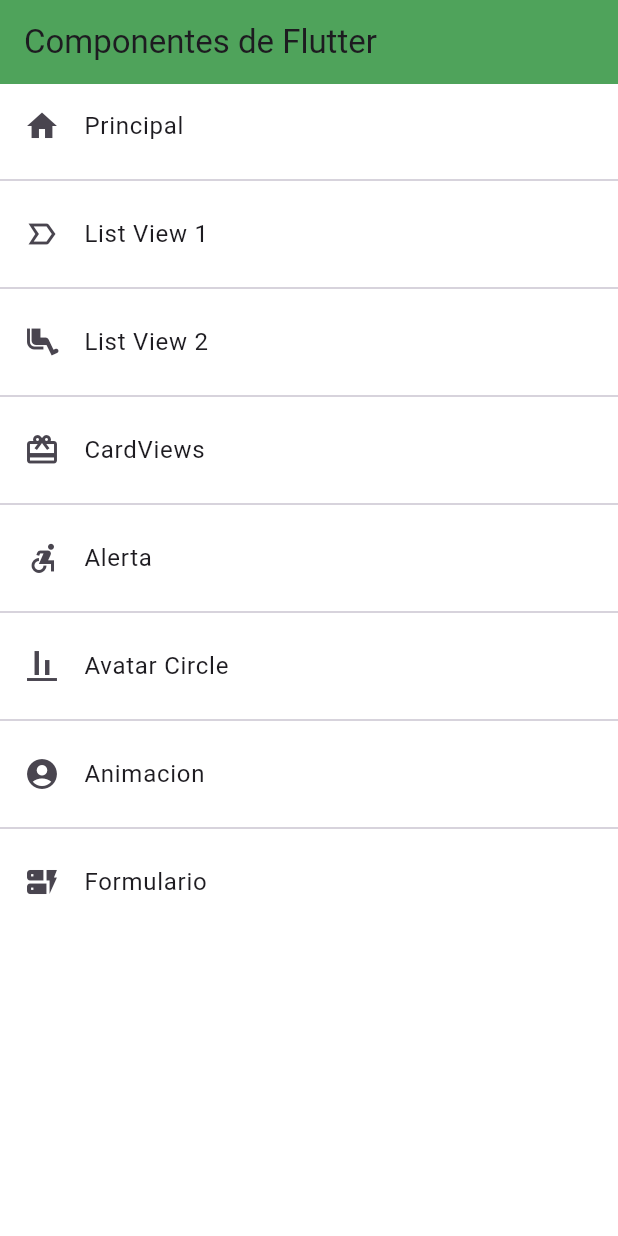
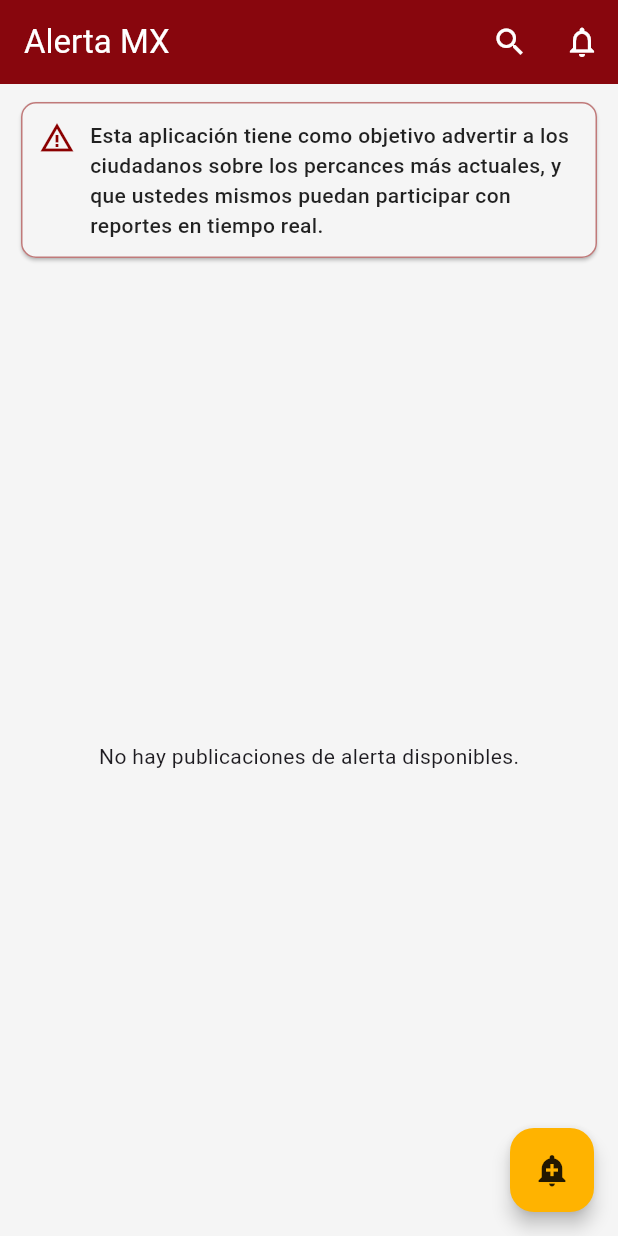
Before and after one commit to Effectedbloom17/programacionmovil, a Flutter app: the screen it shows after launch, on a phone screen of 412 x 824 dp. Run offline on Flutter 3.47's test engine with Material 3 defaults, Android fonts, the phone set to English and light mode, and no system bars; our stand-ins replace cloud_firestore, firebase_core; accounts and stored records are empty.

```diff
--- a/lib/pantallas/pantallainicio.dart
+++ b/lib/pantallas/pantallainicio.dart
@@ -1,29 +1,109 @@
 import 'package:flutter/material.dart';
-import 'package:flutter_application_2/pantallas/pantallas.dart';
-import 'package:flutter_application_2/rutas/router.dart';
+import 'package:flutter_application_2/widgets/post_card.dart';
+import 'package:flutter_application_2/servicios/firabase_con.dart';
 
 class PantallaInicio extends StatelessWidget {
   const PantallaInicio({super.key});
 
   @override
   Widget build(BuildContext context) {
+    final Color primaryColor = Theme.of(context).primaryColor;
+    final Color cardBackground = Colors.grey[100]!;
+
     return Scaffold(
-      appBar: AppBar(title: Text('Componentes de Flutter'), elevation: 10),
-      body: ListView.separated(
-        itemBuilder: (context, index) => ListTile(
-          title: Text(AppRouter.menuOp[index].nombre),
-          leading: Icon(AppRouter.menuOp[index].icono),
-          onTap: () {
-            final route = MaterialPageRoute(
-              builder: (BuildContext c) {
-                return Listview2();
+      appBar: AppBar(
+        title: const Text('Alerta MX'),
+        actions: [
+          IconButton(icon: const Icon(Icons.search), onPressed: () {}),
+          IconButton(
+            icon: const Icon(Icons.notifications_none),
+            onPressed: () {},
+          ),
+        ],
+      ),
+
+      body: Column(
+        crossAxisAlignment: CrossAxisAlignment.start,
+        children: [
+          // Widget de Propósito de la Aplicación (Fijo)
+          Padding(
+            padding: const EdgeInsets.symmetric(
+              horizontal: 10.0,
+              vertical: 8.0,
+            ),
+            child: Card(
+              color: cardBackground,
+              elevation: 1,
+              shape: RoundedRectangleBorder(
+                borderRadius: BorderRadius.circular(10.0),
+                side: BorderSide(
+                  color: primaryColor.withOpacity(0.5),
+                  width: 1,
+                ),
+              ),
+              child: Padding(
+                padding: const EdgeInsets.all(12.0),
+                child: Row(
+                  crossAxisAlignment: CrossAxisAlignment.start,
+                  children: [
+                    Icon(Icons.warning_amber, color: primaryColor, size: 24),
+                    const SizedBox(width: 10),
+                    const Expanded(
+                      child: Text(
+                        'Esta aplicación tiene como objetivo advertir a los ciudadanos sobre los percances más actuales, y que ustedes mismos puedan participar con reportes en tiempo real.',
+                        style: TextStyle(
+                          fontSize: 14,
+                          color: Colors.black87,
+                          fontWeight: FontWeight.w500,
+                          height: 1.4,
+                        ),
+                      ),
+                    ),
+                  ],
+                ),
+              ),
+            ),
+          ),
+
+          Expanded(
+            child: FutureBuilder<List<Map<String, dynamic>>>(
+              future: getPublicaciones(),
+
+              builder: (context, snapshot) {
+                if (snapshot.hasError) {
+                  return const Center(
+                    child: Text('Error al cargar las publicaciones.'),
+                  );
+                }
+
+                if (snapshot.connectionState == ConnectionState.waiting) {
+                  return Center(
+                    child: CircularProgressIndicator(color: primaryColor),
+                  );
+                }
+
+                if (snapshot.hasData && snapshot.data!.isNotEmpty) {
+                  final posts = snapshot.data!;
+                  return ListView.builder(
+                    itemCount: posts.length,
+                    itemBuilder: (context, index) {
+                      return PostCard(postData: posts[index]);
+                    },
+                  );
+                }
+
+                return const Center(
+                  child: Text('No hay publicaciones de alerta disponibles.'),
+                );
               },
-            );
-            Navigator.pushNamed(context, AppRouter.menuOp[index].ruta);
-          },
-        ),
-        separatorBuilder: (context, index) => Divider(),
-        itemCount: AppRouter.menuOp.length,
+            ),
+          ),
+        ],
+      ),
+
+      floatingActionButton: FloatingActionButton(
+        onPressed: () {},
+        child: const Icon(Icons.add_alert),
       ),
     );
   }
--- a/lib/rutas/router.dart
+++ b/lib/rutas/router.dart
@@ -1,6 +1,5 @@
 import 'package:flutter/material.dart';
 import 'package:flutter_application_2/modelo/opcionesModelo.dart';
-import 'package:flutter_application_2/pantallas/formulario.dart';
 import 'package:flutter_application_2/pantallas/pantallas.dart';
 
 class AppRouter {
@@ -48,12 +47,6 @@ class AppRouter {
       nombre: "Animacion",
       pantalla: Animacion(),
     ),
-    OpcionesModelo(
-      ruta: 'formulario',
-      icono: Icons.dynamic_form,
-      nombre: "Formulario",
-      pantalla: Formulario(),
-    ),
   ];
   static Map<String, Widget Function(BuildContext)> routes() {
     Map<String, Widget Function(BuildContext)> appR = {};
--- a/lib/theme/tema.dart
+++ b/lib/theme/tema.dart
@@ -1,43 +1,66 @@
 import 'package:flutter/material.dart';
 
-class Tema{
-  static const Color primary = Colors.green;
+class Tema {
+  // Paleta de Colores
+  static const Color primary = Color(
+    0xFF8B0000,
+  ); // Rojo Oscuro/Granate para alerta.
+  static const Color secondary = Color(
+    0xFFFFB300,
+  ); // Naranja Ámbar para advertencia.
+  static const Color background = Color(
+    0xFFF5F5F5,
+  ); // Gris Claro para el fondo del feed.
+  static const Color textOnPrimary =
+      Colors.white; // Texto blanco en el color primario.
+
   static final ThemeData lighttheme = ThemeData.light().copyWith(
+    // 1. Colores Base
     primaryColor: primary,
-    scaffoldBackgroundColor: Colors.white24,
-    appBarTheme: AppBarTheme(
+    scaffoldBackgroundColor: background, // Fondo claro para el feed
+    // 2. AppBar
+    appBarTheme: const AppBarTheme(
       backgroundColor: primary,
-      elevation: 10,
+      foregroundColor: textOnPrimary, // Iconos y texto en blanco
+      elevation: 3, // Menos elevación para un look más moderno
+      centerTitle: false,
     ),
+
+    // 3. Iconos
+    iconTheme: const IconThemeData(color: primary),
+
+    // 4. Botones Flotantes (Para crear nueva publicación)
+    floatingActionButtonTheme: const FloatingActionButtonThemeData(
+      backgroundColor: secondary, // Color de Advertencia
+      elevation: 5,
+      foregroundColor: Colors.black87,
+    ),
+
+    // 5. Textos y Enlaces
     textButtonTheme: TextButtonThemeData(
-      style: TextButton.styleFrom(foregroundColor: primary)
+      style: TextButton.styleFrom(foregroundColor: primary),
     ),
-    floatingActionButtonTheme: FloatingActionButtonThemeData(
-      backgroundColor: primary,
-      elevation: 5,
-      foregroundColor: Colors.black87
-    ),
+
+    // 6. Botones Elevados
     elevatedButtonTheme: ElevatedButtonThemeData(
       style: ElevatedButton.styleFrom(
-        backgroundColor: Colors.lightGreenAccent,
-        foregroundColor: Colors.black87
-      )
+        backgroundColor: primary,
+        foregroundColor: textOnPrimary,
+        shape: RoundedRectangleBorder(borderRadius: BorderRadius.circular(8)),
+      ),
     ),
-    inputDecorationTheme: InputDecorationTheme(
+
+    // 7. Estilos de Input (Opcional, si agregas formularios de login/reporte)
+    inputDecorationTheme: const InputDecorationTheme(
       floatingLabelStyle: TextStyle(color: primary),
-      enabledBorder: OutlineInputBorder(
+      border: OutlineInputBorder(
         borderSide: BorderSide(color: primary),
-        borderRadius: BorderRadius.all(Radius.circular(15))
+        borderRadius: BorderRadius.all(Radius.circular(10)),
       ),
       focusedBorder: OutlineInputBorder(
-        borderSide: BorderSide(color: primary),
-        borderRadius: BorderRadius.all(Radius.circular(15))
+        borderSide: BorderSide(color: primary, width: 2),
+        borderRadius: BorderRadius.all(Radius.circular(10)),
       ),
-      border: OutlineInputBorder(
-        borderSide: BorderSide(color: primary),
-        borderRadius: BorderRadius.all(Radius.circular(15))
-      ),
-    )
+    ),
   );
-
 }
```
Also changed, not shown: lib/consulta.dart (deleted, +0 -130 lines), lib/pantallas/formulario.dart (deleted, +0 -161 lines), lib/servicios/firabase_con.dart (+18 -47 lines), lib/widgets/post_card.dart (added, +122 -0 lines), 1 other file.
